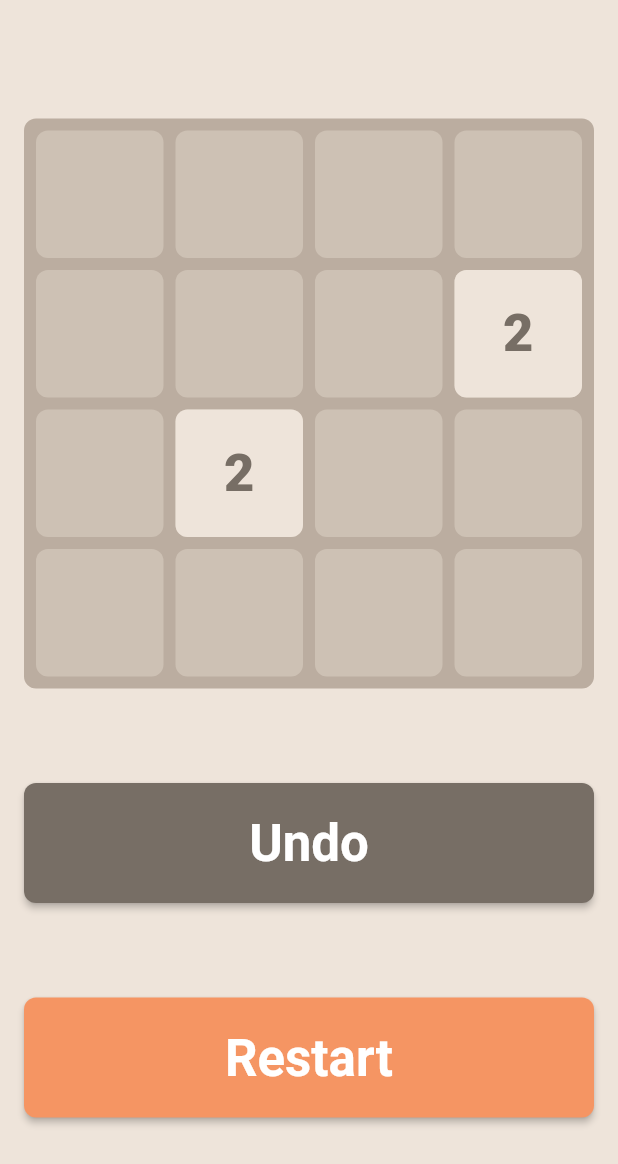
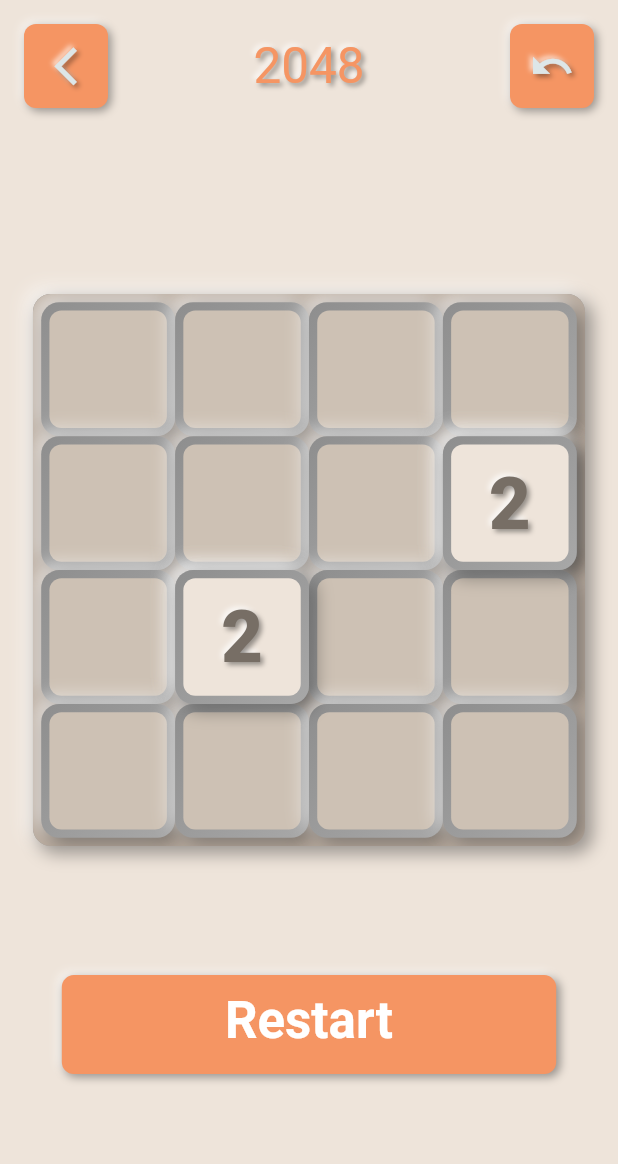
Before and after one commit to LameCoder17/2048, a Flutter app: the GameScreen screen opened directly, on a phone screen of 412 x 824 dp. Shown: the top 1164 px of the screen. Run offline on Flutter 3.47's test engine with Material 2 defaults, Android fonts, the phone set to English and light mode, and no system bars; drawn by our look-alikes of flutter_neumorphic; our stand-ins replace sizer.

Commit message:
Converted into Neomorphism & Made a Title Screen

```diff
--- a/lib/Screens/gameScreen.dart
+++ b/lib/Screens/gameScreen.dart
@@ -1,138 +1,19 @@
 import 'dart:async';
 import 'package:flutter/material.dart';
 import 'package:flutter/cupertino.dart';
+import 'package:flutter_neumorphic/flutter_neumorphic.dart';
 import 'package:sizer/sizer.dart';
 import 'package:twenty_forty_eight/Utils/Colors.dart';
 import '../Utils/tile.dart';
 
-// class GameScreen extends StatefulWidget {
-//   @override
-//   _GameScreenState createState() => _GameScreenState();
-// }
-//
-// class _GameScreenState extends State<GameScreen>
-//     with SingleTickerProviderStateMixin {
-//   late AnimationController _controller;
-//   List<List<Tile>> grid = List.generate(4, (y) => List.generate(4, (x) => Tile(x, y, 0)));
-//   Iterable<Tile> get flattenedGrid => grid.expand((e) => e);
-//   List<List<Tile>> get cols => List.generate(4, (x) => List.generate(4, (y) => grid[y][x]));
-//
-//   @override
-//   void initState(){
-//     super.initState();
-//
-//     _controller = AnimationController(vsync: this, duration: Duration());
-//     grid[1][2].value = 4;
-//
-//     flattenedGrid.forEach((element) => element.resetAnimations());
-//   }
-//
-//   @override
-//   Widget build(BuildContext context) {
-//
-//     double gridSize = MediaQuery.of(context).size.width - 16.0 * 2;
-//     double tileSize = (gridSize - 4.0 * 2) / 4;
-//     List<Widget> stackItems = [];
-//     stackItems.addAll(flattenedGrid.map((e) => Positioned(
-//       left: e.x * tileSize,
-//       top: e.y * tileSize,
-//       width: tileSize,
-//       height: tileSize,
-//       child: Center(
-//         child: Container(
-//           width: tileSize - 4.0 * 2,
-//           height: tileSize - 4.0 * 2,
-//           decoration: BoxDecoration(borderRadius: BorderRadius.circular(8.0), color: lightBrown),
-//         ),
-//       ),
-//     )));
-//     stackItems.addAll(flattenedGrid.map((e) => AnimatedBuilder(
-//         animation: _controller,
-//         builder: (context, child) => e.animatedValue.value == 0 ? SizedBox() : Positioned(
-//           left: e.x * tileSize,
-//           top: e.y * tileSize,
-//           width: tileSize,
-//           height: tileSize,
-//           child: Center(
-//             child: Container(
-//               width: tileSize - 4.0 * 2,
-//               height: tileSize - 4.0 * 2,
-//               decoration: BoxDecoration(borderRadius: BorderRadius.circular(8.0), color: numTileColor[e.animatedValue.value]),
-//               child: Center(
-//                 child: Text(e.animatedValue.value.toString(),
-//                 style: TextStyle(fontSize: 32.0.sp, fontWeight: FontWeight.w600, color: numTextColor[e.animatedValue.value]),),
-//               ),
-//             ),
-//           ),
-//         )
-//     )));
-//
-//     return Scaffold(
-//       backgroundColor: tan,
-//       body: Center(
-//         child: Container(
-//           width: gridSize,
-//           height: gridSize,
-//           padding: EdgeInsets.all(4.0),
-//           decoration: BoxDecoration(
-//             borderRadius: BorderRadius.circular(8.0), color: darkBrown
-//           ),
-//           child: GestureDetector(
-//             onVerticalDragEnd: (details) {
-//               if (details.velocity.pixelsPerSecond.dy < -250 && canSwipeUp()) {
-//                 // up();
-//               } else if (details.velocity.pixelsPerSecond.dy > 250 && canSwipeDown()) {
-//                 // down();
-//               }
-//             },
-//             onHorizontalDragEnd: (details) {
-//               if (details.velocity.pixelsPerSecond.dx < -1000 && canSwipeLeft()) {
-//                 // left();
-//               } else if (details.velocity.pixelsPerSecond.dx > 1000 && canSwipeDown()) {
-//                 // right();
-//               }
-//             },
-//             child: Stack(
-//               children: stackItems,
-//             ),
-//           ),
-//         ),
-//       ),
-//     );
-//   }
-//
-//   bool canSwipeLeft() => grid.any(canSwipe);
-//   bool canSwipeRight() => grid.map((e) => e.reversed.toList()).any(canSwipe);
-//   bool canSwipeUp() => cols.any(canSwipe);
-//   bool canSwipeDown() => cols.map((e) => e.reversed.toList()).any(canSwipe);
-//
-//   bool canSwipe(List<Tile> tiles){
-//     for(int i = 0; i<tiles.length; i++){
-//       if(tiles[i].value == 0){
-//         if(tiles.skip(i+1).any((element) => element.value != 0)){ return true; }
-//       }
-//       else{
-//         Tile nextNonZero = tiles.skip(i+1).firstWhere((element) => element.value != 0, orElse: () => Tile(0,0,0));
-//         if(nextNonZero != Tile(0,0,0) && nextNonZero.value == tiles[i].value){
-//           return true;
-//         }
-//       }
-//     }
-//     return false;
-//   }
-//
-// }
-
 enum SwipeDirection { up, down, left, right }
 
 class GameState {
-  // this is the grid before the swipe has taken place
   final List<List<Tile>> _previousGrid;
   final SwipeDirection swipe;
 
   GameState(List<List<Tile>> previousGrid, this.swipe) : _previousGrid = previousGrid;
 
-  // always make a copy so mutations don't screw things up.
   List<List> get previousGrid => _previousGrid.map((row) => row.map((tile) => tile.copy()).toList()).toList();
 }
 
@@ -174,9 +55,9 @@ class _GameScreenState extends State<GameScreen> with SingleTickerProviderStateM
 
   @override
   Widget build(BuildContext context) {
-    double contentPadding = 16;
-    double borderSize = 4;
-    double gridSize = MediaQuery.of(context).size.width - contentPadding * 2;
+    double contentPadding = 16.0.sp;
+    double borderSize = 4.0.sp;
+    double gridSize = 100.w - contentPadding * 2;
     double tileSize = (gridSize - borderSize * 2) / 4;
     List<Widget> stackItems = [];
     stackItems.addAll(gridTiles.map((t) => TileWidget(
@@ -198,6 +79,42 @@ class _GameScreenState extends State<GameScreen> with SingleTickerProviderStateM
             child: Center(child: TileNumber(tile.animatedValue.value))))));
 
     return Scaffold(
+        appBar: NeumorphicAppBar(
+          centerTitle: true,
+          title: NeumorphicText(
+            '2048',
+            textStyle: NeumorphicTextStyle(fontSize: 24.0.sp),
+            style: NeumorphicStyle(color: orange),
+          ),
+          leading: GestureDetector(
+            onTap: () => Navigator.of(context).pop(),
+            child: Neumorphic(
+              style: NeumorphicStyle(color: orange),
+              child: Container(
+                alignment: Alignment.center,
+                decoration: BoxDecoration(
+                    shape: BoxShape.circle
+                ),
+                child: NeumorphicIcon(Icons.arrow_back_ios_new_outlined, size: 22.0.sp,),
+              ),
+            ),
+          ),
+          actions: [
+            GestureDetector(
+              onTap: gameStates.isEmpty ? () => print('Hi') : undoMove,
+              child: Neumorphic(
+                style: NeumorphicStyle(color: orange),
+                child: Container(
+                  alignment: Alignment.center,
+                  decoration: BoxDecoration(
+                    shape: BoxShape.circle
+                  ),
+                  child: NeumorphicIcon(Icons.undo_outlined, size: 22.0.sp,),
+                ),
+              ),
+            )
+          ],
+        ),
         backgroundColor: tan,
         body: Padding(
             padding: EdgeInsets.all(contentPadding),
@@ -207,6 +124,14 @@ class _GameScreenState extends State<GameScreen> with SingleTickerProviderStateM
                   down: () => merge(SwipeDirection.down),
                   left: () => merge(SwipeDirection.left),
                   right: () => merge(SwipeDirection.right),
+                  child: Neumorphic(
+                    style: NeumorphicStyle(
+                        shape: NeumorphicShape.concave,
+                        boxShape: NeumorphicBoxShape.roundRect(BorderRadius.circular(12)),
+                        depth: 8,
+                        lightSource: LightSource.topLeft,
+                        color: Colors.grey
+                    ),
                     child: Container(
                         height: gridSize,
                         width: gridSize,
@@ -214,9 +139,19 @@ class _GameScreenState extends State<GameScreen> with SingleTickerProviderStateM
                         decoration: BoxDecoration(borderRadius: BorderRadius.circular(cornerRadius), color: darkBrown),
                         child: Stack(
                           children: stackItems,
-                      ))),
-              BigButton(label: "Undo", color: numColor, onPressed: gameStates.isEmpty ? () => print('Hi') : undoMove),
-              BigButton(label: "Restart", color: orange, onPressed: setupNewGame),
+                        )),
+                  )),
+              Container(
+                  height: 8.h,
+                  width: 80.w,
+                  child: NeumorphicButton(
+                    style: NeumorphicStyle(
+                      color: orange,
+                      boxShape: NeumorphicBoxShape.roundRect(BorderRadius.circular(cornerRadius)),
+                    ),
+                    child: Text('Restart', style: TextStyle(color: Colors.white, fontSize: 34, fontWeight: FontWeight.w700), textAlign: TextAlign.center,),
+                    onPressed: setupNewGame,
+                  ))
             ])));
   }
 
--- a/lib/Utils/tile.dart
+++ b/lib/Utils/tile.dart
@@ -1,5 +1,7 @@
 import 'package:flutter/material.dart';
 import 'package:flutter/widgets.dart';
+import 'package:flutter_neumorphic/flutter_neumorphic.dart';
+import 'package:sizer/sizer.dart';
 import 'Colors.dart';
 
 // class Tile {
@@ -91,6 +93,14 @@ class TileWidget extends StatelessWidget {
   Widget build(BuildContext context) => Positioned(
       left: x,
       top: y,
+      child: Neumorphic(
+        style: NeumorphicStyle(
+            shape: NeumorphicShape.concave,
+            boxShape: NeumorphicBoxShape.roundRect(BorderRadius.circular(12)),
+            depth: 8,
+            lightSource: LightSource.topLeft,
+            color: Colors.grey
+        ),
         child: Container(
             width: containerSize,
             height: containerSize,
@@ -99,7 +109,8 @@ class TileWidget extends StatelessWidget {
                     width: size,
                     height: size,
                     decoration: BoxDecoration(borderRadius: BorderRadius.circular(cornerRadius), color: color),
-                  child: child))));
+                    child: child))),
+      ));
 }
 
 class TileNumber extends StatelessWidget {
@@ -108,30 +119,32 @@ class TileNumber extends StatelessWidget {
   const TileNumber(this.val, {Key? key}) : super(key: key);
 
   @override
-  Widget build(BuildContext context) => Text("$val",
-      style: TextStyle(color: numTextColor[val], fontSize: val > 512 ? 28 : 35, fontWeight: FontWeight.w900));
+  Widget build(BuildContext context) => NeumorphicText("$val",
+      textStyle: NeumorphicTextStyle(fontSize: val > 512 ? 28.0.sp : 35.0.sp, fontWeight: FontWeight.w900),
+      style: NeumorphicStyle(color: numTextColor[val]),
+  );
 }
 
-class BigButton extends StatelessWidget {
-  final String label;
-  final Color color;
-  final void Function() onPressed;
-
-  const BigButton({Key? key, required this.label, required this.color, required this.onPressed}) : super(key: key);
-
-  @override
-  Widget build(BuildContext context) => Container(
-      height: 80,
-      width: 400,
-      child: RaisedButton(
-        color: color,
-        shape: RoundedRectangleBorder(
-          borderRadius: BorderRadius.circular(cornerRadius),
-        ),
-        child: Text(label, style: TextStyle(color: Colors.white, fontSize: 34, fontWeight: FontWeight.w700)),
-        onPressed: onPressed,
-      ));
-}
+// class BigButton extends StatelessWidget {
+//   final String label;
+//   final Color color;
+//   final void Function() onPressed;
+//
+//   const BigButton({Key? key, required this.label, required this.color, required this.onPressed}) : super(key: key);
+//
+//   @override
+//   Widget build(BuildContext context) => Container(
+//       height: 80,
+//       width: 400,
+//       child: RaisedButton(
+//         color: color,
+//         shape: RoundedRectangleBorder(
+//           borderRadius: BorderRadius.circular(cornerRadius),
+//         ),
+//         child: Text(label, style: TextStyle(color: Colors.white, fontSize: 34, fontWeight: FontWeight.w700)),
+//         onPressed: onPressed,
+//       ));
+// }
 
 class Swiper extends StatelessWidget {
   final Function() up;
--- a/pubspec.yaml
+++ b/pubspec.yaml
@@ -34,6 +34,7 @@ dependencies:
   # The following adds the Cupertino Icons font to your application.
   # Use with the CupertinoIcons class for iOS style icons.
   cupertino_icons: ^1.0.2
+  flutter_neumorphic: ^3.0.3
   sizer: ^2.0.13
 
 dev_dependencies:
```
Also changed, not shown: lib/Screens/mainScreen.dart (added, +77 -0 lines), lib/main.dart (+5 -3 lines), pubspec.lock. Lines whose indentation alone changed are shown as unchanged.
